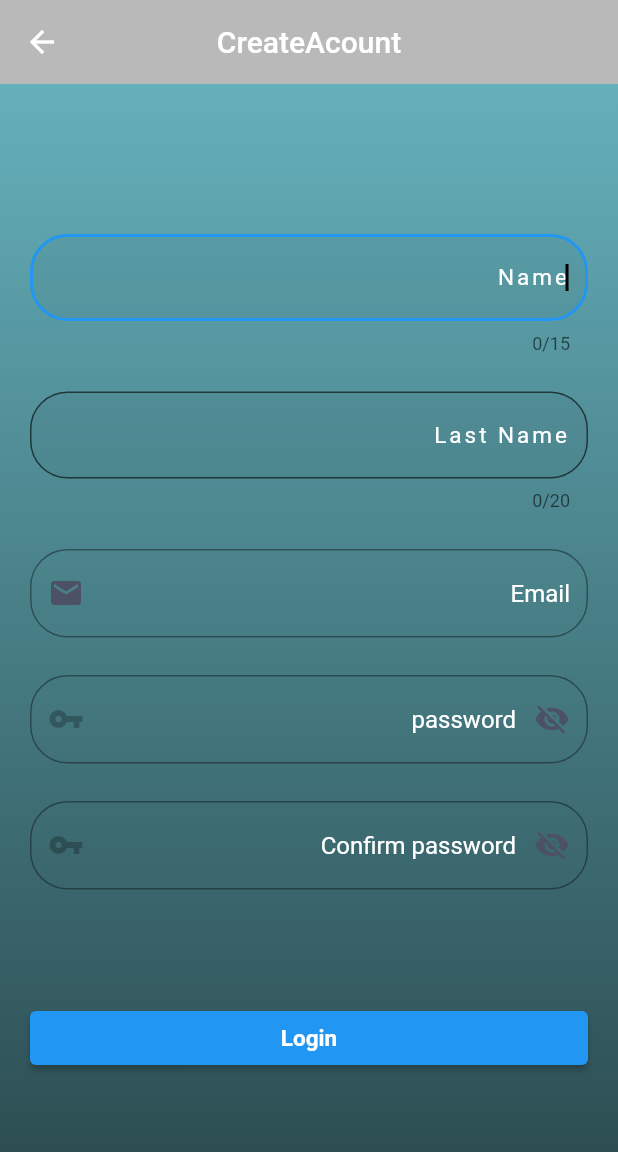
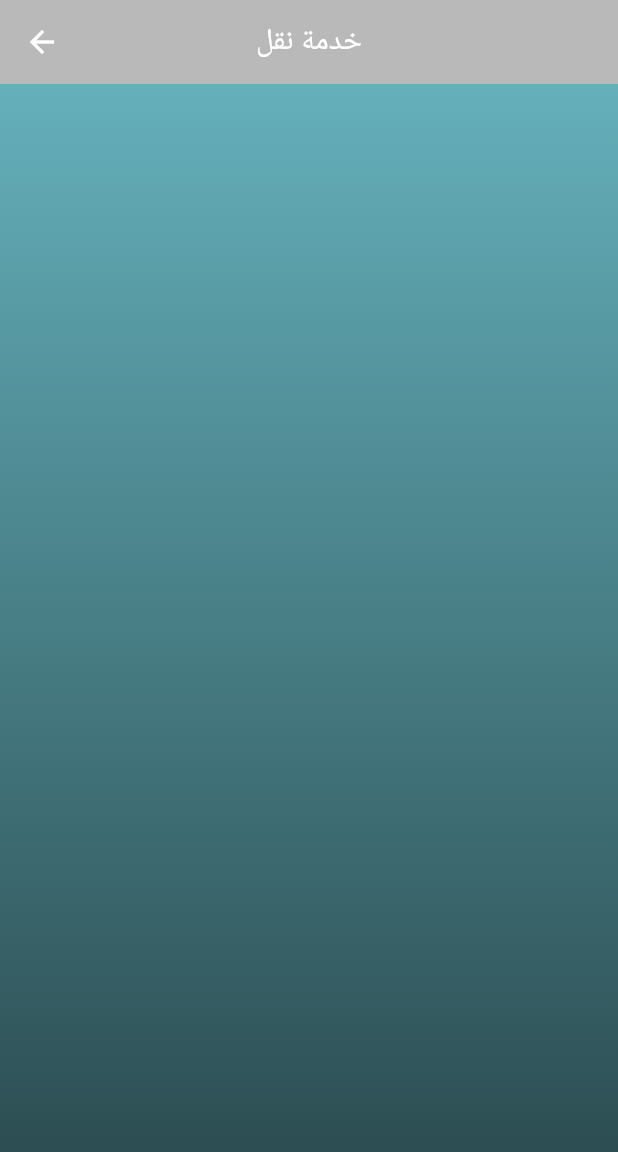
Before and after one commit to majdalhajali513/my-flutter-new, a Flutter app: the Acount screen opened by its route, after a tap on "Login", on a phone screen of 412 x 824 dp. Shown: the top 1152 px of the screen. Run offline on Flutter 3.47's test engine with Material 2 defaults, Android fonts, the phone set to English and light mode, and no system bars.

Commit message:
my flutter new

```diff
--- a/lib/Acount_user.dart
+++ b/lib/Acount_user.dart
@@ -1,6 +1,7 @@
-import 'package:flutter/cupertino.dart';
+
 import 'package:flutter/material.dart';
 import 'package:flutter/services.dart';
+import 'package:my_flutter_new/hode.dart';
 
 class Acount extends StatefulWidget {
   @override
@@ -83,6 +84,7 @@ class _Acountloog extends State<Acount> {
                             letterSpacing: 2.0,
                             fontSize: 15.0),
                       ),
+
                       SizedBox(height: 25.0,),
                       //last name
                       TextField(
@@ -186,7 +188,7 @@ SizedBox(height: 25.0,),
                       ),
 
                       SizedBox(height: 50.0,),
-                      buildLoginButton(),
+                      buildLoginButton(context),
                     ],
                     ),
                   ),
@@ -196,14 +198,20 @@ SizedBox(height: 25.0,),
           ]))),
     );
   }
+
+
 }
-Widget buildLoginButton() {
+Widget buildLoginButton(BuildContext context) {
   return Padding(
     padding: const EdgeInsets.symmetric(vertical: 25),
     child: Container(
       width: double.infinity,
+
       child: ElevatedButton(
-        onPressed: () { },
+        onPressed: () {
+
+     Navigator.pushNamed(context, 'hode');
+        },
         child: Text(
           "Login",
           style: TextStyle(
--- /dev/null
+++ b/lib/hode.dart
@@ -0,0 +1,62 @@
+
+import 'package:flutter/cupertino.dart';
+import 'package:flutter/material.dart';
+import 'package:flutter/services.dart';
+
+class Home extends StatefulWidget {
+  @override
+  _homeloog createState() => _homeloog();
+}
+
+class _homeloog extends State<Home> {
+  var val = "hello";
+  bool sec = true;
+  var visable = Icon(
+    Icons.visibility,
+    color: Color(0xff4c5166),
+  );
+  var visableoff = Icon(
+    Icons.visibility_off,
+    color: Color(0xff4c5166),
+  );
+  TextEditingController textcontroller = TextEditingController();
+
+  @override
+  Widget build(BuildContext context) {
+    return Scaffold(
+        appBar: AppBar(
+          backgroundColor: Colors.black26,
+          title: Text("خدمة نقل"),
+          elevation: 0.0,
+          centerTitle: true,
+        ),
+        body: AnnotatedRegion<SystemUiOverlayStyle>(
+          value: SystemUiOverlayStyle.light,
+          child: GestureDetector(
+            child: Stack(children: [
+              Container(
+                height: double.infinity,
+                width: double.infinity,
+                decoration: BoxDecoration(
+                  gradient: LinearGradient(
+                    begin: Alignment.topCenter,
+                    end: Alignment.bottomCenter,
+                    colors: [
+                      Color(0xff65b0bb),
+                      Color(0xff5a9ea8),
+                      Color(0xff508c95),
+                      Color(0xff467b82),
+                      Color(0xff3c6970),
+                      Color(0xff32585d),
+                      Color(0xff28464a),
+                    ],
+                  ),
+                ),
+              ),
+            ]
+            ),
+          ),
+        )
+    );
+  }
+}
--- a/lib/loginscreen.dart
+++ b/lib/loginscreen.dart
@@ -1,7 +1,7 @@
 import 'package:flutter/material.dart';
 import 'package:flutter/services.dart';
 import 'package:my_flutter_new/Acount_user.dart';
-
+import 'package:my_flutter_new/hode.dart';
 class LoginScreen extends StatefulWidget {
   @override
   _LoginScreenState createState() => _LoginScreenState();
@@ -239,7 +239,9 @@ class _LoginScreenState extends State<LoginScreen> {
       child: Container(
         width: double.infinity,
         child: ElevatedButton(
-          onPressed: () {},
+          onPressed: () {
+            Navigator.pushNamed(context, 'hode');
+          },
           child: Text(
             "Login",
             style: TextStyle(
--- a/lib/main.dart
+++ b/lib/main.dart
@@ -1,5 +1,6 @@
 import 'package:flutter/material.dart';
 import 'package:my_flutter_new/Acount_user.dart';
+import 'package:my_flutter_new/hode.dart';
 
 import 'loginscreen.dart';
 
@@ -14,7 +15,9 @@ class MyApp extends StatelessWidget {
       debugShowCheckedModeBanner: false,
      initialRoute: 'home',
       routes: {'home':(context) => LoginScreen(),
-      'acount':(context) => Acount()
+      'acount':(context) => Acount(),
+      'hode':(context)  => Home(),
+
       },
     );
   }
```
